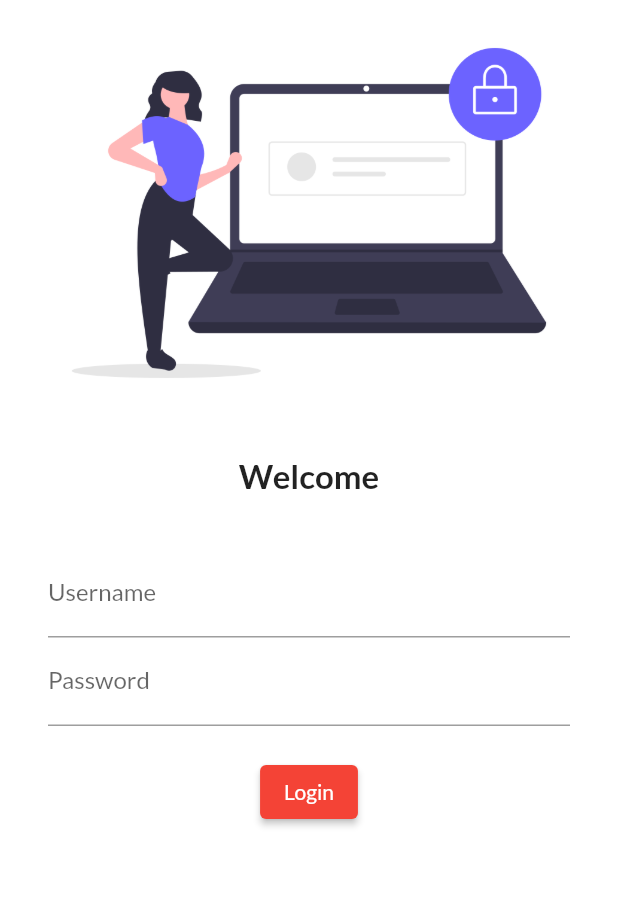
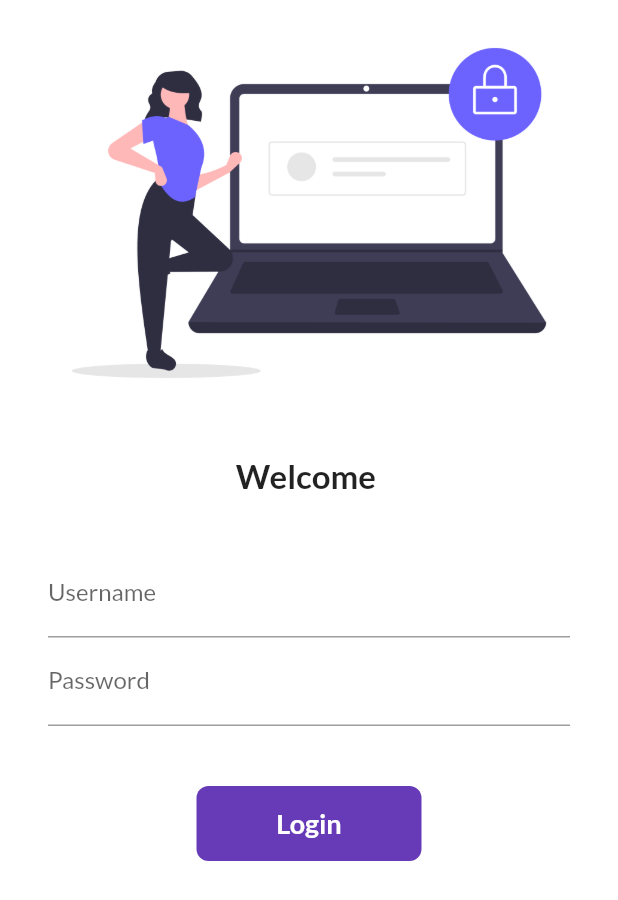
Before and after one commit to NasimuddinSk/FlutterProject, a Flutter app: the screen it shows after launch, on a phone screen of 412 x 824 dp. Shown: the top 900 px of the screen. Run offline on Flutter 3.47's test engine with Material 2 defaults, Android fonts, the phone set to English and light mode, and no system bars; our stand-ins replace google_fonts.

Commit message:
day6 comp

```diff
--- a/lib/main.dart
+++ b/lib/main.dart
@@ -1,5 +1,6 @@
 import 'package:fast_flutter/pages/home_page.dart';
 import 'package:fast_flutter/pages/login_page.dart';
+import 'package:fast_flutter/pages/utils/routes.dart';
 import 'package:flutter/material.dart';
 import 'package:google_fonts/google_fonts.dart';
 
@@ -22,8 +23,8 @@
       // initialRoute: "/home",
       routes: {
         "/": (context) => LoginPage(),
-        "/home": (context) => HomePage(),
-        "/login": (context) => LoginPage(),
+        MyRoutes.homeRoute: (context) => HomePage(),
+        MyRoutes.loginRoute: (context) => LoginPage(),
       },
     );
   }
--- a/lib/pages/login_page.dart
+++ b/lib/pages/login_page.dart
@@ -1,21 +1,32 @@
 import 'dart:ui';
 
+import 'package:fast_flutter/pages/utils/routes.dart';
 import 'package:flutter/material.dart';
 
-class LoginPage extends StatelessWidget {
+class LoginPage extends StatefulWidget {
+  @override
+  State<LoginPage> createState() => _LoginPageState();
+}
+
+class _LoginPageState extends State<LoginPage> {
+  String name = "";
+  bool changeBtn = false;
+
   @override
   Widget build(BuildContext context) {
     return Material(
-        color: Colors.white,
+      color: Colors.white,
+      child: SingleChildScrollView(
         child: Column(
           children: [
             Image.asset(
               "assets/images/login_image.png",
+              fit: BoxFit.cover,
             ),
             SizedBox(
               height: 20.0,
             ),
-            Text("Welcome",
+            Text("Welcome $name",
                 style: TextStyle(
                   fontSize: 22,
                   fontWeight: FontWeight.bold,
@@ -35,6 +46,10 @@
                       hintText: "Enter username",
                       labelText: "Username",
                     ),
+                    onChanged: (value) {
+                      name = value;
+                      setState(() {});
+                    },
                   ),
                   TextFormField(
                     obscureText: true,
@@ -44,21 +59,61 @@
                     ),
                   ),
                   SizedBox(
-                    height: 20.0,
+                    height: 40.0,
                   ),
-                  ElevatedButton(
-                    child: Text(
-                      "Login",
+
+                  InkWell(
+                    onTap: () async {
+                      setState(() {
+                        changeBtn = true;
+                      });
+                      await Future.delayed(Duration(seconds: 1));
+                      Navigator.pushNamed(context, MyRoutes.homeRoute);
+                    },
+                    child: AnimatedContainer(
+                      duration: Duration(seconds: 1),
+                      width: changeBtn ? 50 : 150,
+                      height: 50,
+                      alignment: Alignment.center,
+                      child: changeBtn
+                          ? Icon(
+                              Icons.done,
+                              color: Colors.white,
+                            )
+                          : Text(
+                              "Login",
+                              style: TextStyle(
+                                color: Colors.white,
+                                fontWeight: FontWeight.bold,
+                                fontSize: 18,
+                              ),
+                            ),
+                      decoration: BoxDecoration(
+                        color: Colors.deepPurple,
+                        borderRadius: BorderRadius.circular(
+                          changeBtn ? 50 : 8,
+                        ),
+                      ),
                     ),
-                    style: TextButton.styleFrom(),
-                    onPressed: () {
-                      print("Hello sir");
-                    },
                   )
+
+                  // ElevatedButton(
+                  //   child: Text(
+                  //     "Login",
+                  //   ),
+                  //   style: TextButton.styleFrom(
+                  //     minimumSize: Size(150, 40),
+                  //   ),
+                  //   onPressed: () {
+                  //     Navigator.pushNamed(context, MyRoutes.homeRoute);
+                  //   },
+                  // )
                 ],
               ),
             )
           ],
-        ));
+        ),
+      ),
+    );
   }
 }
--- /dev/null
+++ b/lib/pages/utils/routes.dart
@@ -0,0 +1,4 @@
+class MyRoutes {
+  static String loginRoute = "/logn";
+  static String homeRoute = "/home";
+}
```
Also changed, not shown: 1 other file.
